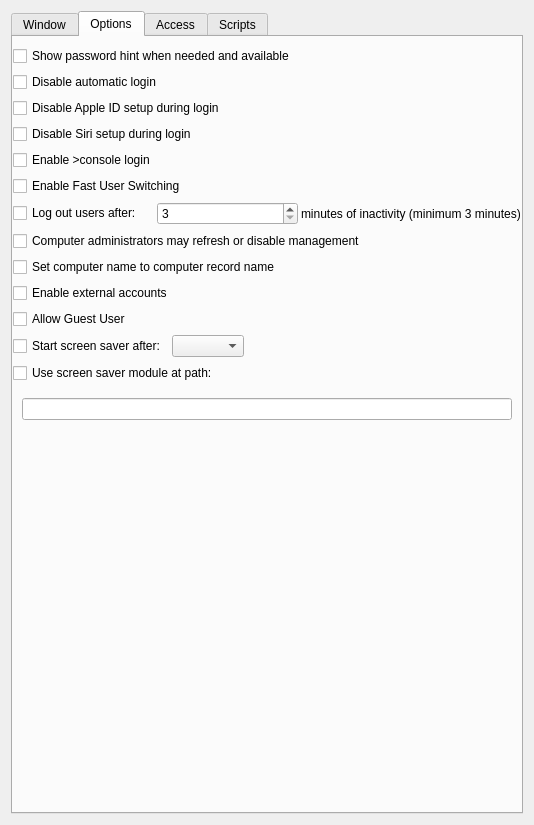
Old version of the form FWAdminLib/Configurator/LoginWindowForm.ui in the repository fw-dev/translations.
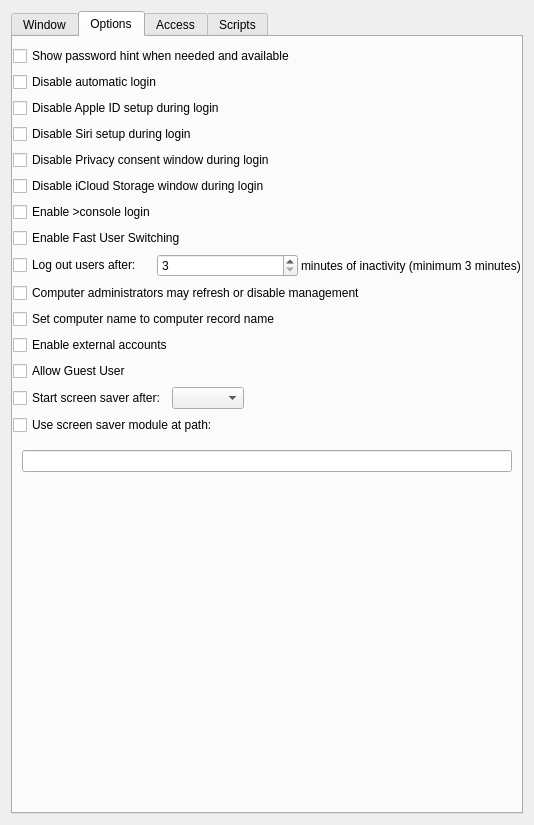
New version of the form. The open tabs and pages were chosen to show the change. Icons and pictures are not drawn.

```diff
--- a/FWAdminLib/Configurator/LoginWindowForm.ui
+++ b/FWAdminLib/Configurator/LoginWindowForm.ui
@@ -204,6 +204,20 @@
          </property>
         </widget>
        </item>
+       <item>
+        <widget class="QCheckBox" name="m_checkDisablePrivacyConsentDuringLogin">
+         <property name="text">
+          <string>Disable Privacy consent window during login</string>
+         </property>
+        </widget>
+       </item>
+       <item>
+        <widget class="QCheckBox" name="m_checkDisableiCloudStorageDuringLogin">
+         <property name="text">
+          <string>Disable iCloud Storage window during login</string>
+         </property>
+        </widget>
+       </item>
        <item>
         <widget class="QCheckBox" name="m_checkEnableConsoleLogin">
          <property name="text">
```
